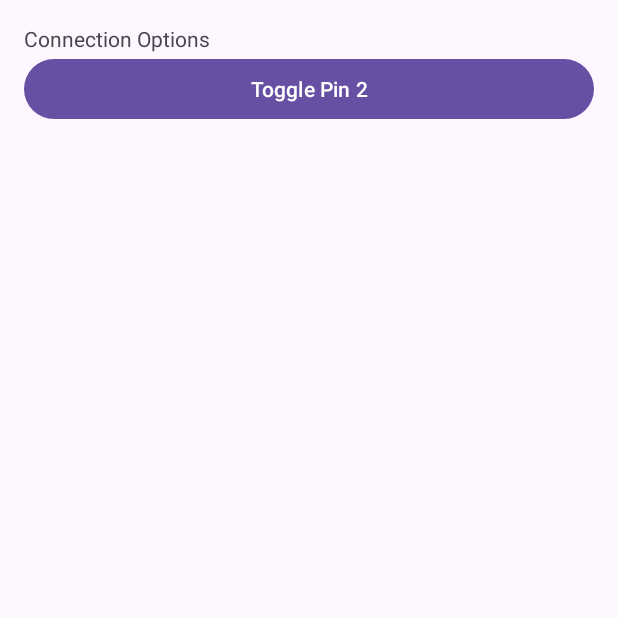
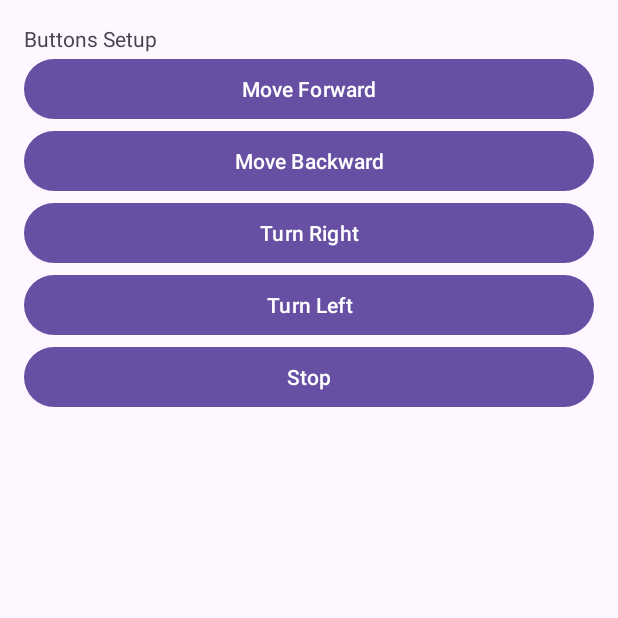
Before and after one commit to BatuCem/smartphone-autopilot, an Android app: the ButtonActivity screen opened directly, with no data from a screen before it, on a phone screen of 412 x 824 dp, the top half of it. Run offline under Robolectric (Android 15) with nearby library versions, the phone set to English and light mode, and no system bars.

Commit message:
prepared wifi demo for trial with complete system w/ ESP32
Signed-off-by: BatuCem <63973576+BatuCem@users.noreply.github.com>

```diff
--- a/Android/wifiHttpOkDemo/app/src/main/java/com/example/wifihttpokdemo/ButtonActivity.java
+++ b/Android/wifiHttpOkDemo/app/src/main/java/com/example/wifihttpokdemo/ButtonActivity.java
@@ -6,11 +6,7 @@ import android.content.Context;
 import android.net.ConnectivityManager;
 import android.net.Network;
 import android.net.NetworkCapabilities;
-import android.net.NetworkInfo;
-import android.os.AsyncTask;
 import android.os.Bundle;
-import android.os.Handler;
-import android.os.Looper;
 import android.view.View;
 import android.widget.Button;
 import android.widget.Toast;
@@ -18,32 +14,24 @@ import android.widget.Toast;
 import java.util.concurrent.Executor;
 import java.util.concurrent.Executors;
 //Defines Activity where command tx will commence
-public class ButtonActivity extends AppCompatActivity {
-    private Button button;              //Define button
-    private boolean buttonSavedState;   //Save current state of the LED
+public class ButtonActivity extends AppCompatActivity implements View.OnClickListener {
+    private Button[] buttons =new Button[5];              //Define button
 
     Executor executor= Executors.newSingleThreadExecutor(); //get executor to do background tasks
     @Override
     protected void onCreate(Bundle savedInstanceState) {
         super.onCreate(savedInstanceState);
         setContentView(R.layout.activity_button);   //connect layout with XML
-        button=findViewById(R.id.buttonToggle);     //connect button in layout
-        button.setOnClickListener(new View.OnClickListener() { //set listener on button
-            @Override
-            public void onClick(View v) {   //do when button is clicked
-                if(buttonSavedState==true)  //if LED was on
-                {
-                    requestToUrl("L");      //Turn off LED by sending ".../L"
-                    buttonSavedState=false;          //save turned off state
-                }
-                else    //else consider led was off
-                {
-                    requestToUrl("H");      //Turn on LED by sending ".../H"
-                    buttonSavedState=true;           //save turned on state
-                }
+        buttons[0]=findViewById(R.id.forwardButton);     //connect forward button in layout
+        buttons[1]=findViewById(R.id.backwardButton);   //connect backward move button in layout
+        buttons[2]=findViewById(R.id.rightButton);      //connect turn right button in layout
+        buttons[3]=findViewById(R.id.leftButton);       //connect turn left button in layout
+        buttons[4]=findViewById(R.id.stopButton);       //connect stop button in layout
 
-            }
-        });
+        for(int i=0;i<buttons.length;i++)
+        {
+            buttons[i].setOnClickListener(this);
+        }
     }
     void requestToUrl(String command){      //make request from given command
         ConnectivityManager connectivityManager= (ConnectivityManager) getSystemService(Context.CONNECTIVITY_SERVICE);  //Get Connectivity Service
@@ -63,4 +51,34 @@ public class ButtonActivity extends AppCompatActivity {
         }
     }
 
+    @Override
+    public void onClick(View v) {
+        requestToUrl("S");
+        final int viewId = v.getId();
+        if(viewId ==R.id.forwardButton)
+        {
+            requestToUrl("F");
+            Toast.makeText(this, "moving forward", Toast.LENGTH_SHORT).show();
+        }
+        else if (viewId==R.id.backwardButton)
+        {
+            requestToUrl("B");
+            Toast.makeText(this, "moving backward", Toast.LENGTH_SHORT).show();
+        }
+        else if (viewId==R.id.rightButton)
+        {
+            requestToUrl("R");
+            Toast.makeText(this, "turning right", Toast.LENGTH_SHORT).show();
+        }
+        else if (viewId==R.id.leftButton)
+        {
+            requestToUrl("L");
+            Toast.makeText(this, "turning left", Toast.LENGTH_SHORT).show();
+        }
+        else {
+            //Do nothing for now, just report stop
+            Toast.makeText(this, "stopping", Toast.LENGTH_SHORT).show();
+        }
+
+    }
 }
--- a/Android/wifiHttpOkDemo/app/src/main/res/layout/activity_button.xml
+++ b/Android/wifiHttpOkDemo/app/src/main/res/layout/activity_button.xml
@@ -10,12 +10,36 @@
         android:id="@+id/buttonTitleView"
         android:layout_width="match_parent"
         android:layout_height="wrap_content"
-        android:text="Connection Options" />
+        android:text="Buttons Setup" />
 
     <Button
-        android:id="@+id/buttonToggle"
+        android:id="@+id/forwardButton"
         android:layout_width="match_parent"
         android:layout_height="wrap_content"
-        android:text="Toggle Pin 2" />
+        android:text="Move Forward" />
+
+    <Button
+        android:id="@+id/backwardButton"
+        android:layout_width="match_parent"
+        android:layout_height="wrap_content"
+        android:text="Move Backward" />
+
+    <Button
+        android:id="@+id/rightButton"
+        android:layout_width="match_parent"
+        android:layout_height="wrap_content"
+        android:text="Turn Right" />
+
+    <Button
+        android:id="@+id/leftButton"
+        android:layout_width="match_parent"
+        android:layout_height="wrap_content"
+        android:text="Turn Left" />
+
+    <Button
+        android:id="@+id/stopButton"
+        android:layout_width="match_parent"
+        android:layout_height="wrap_content"
+        android:text="Stop" />
 
 </LinearLayout>
```
Also changed, not shown: Android/wifiHttpOkDemo/app/src/main/java/com/example/wifihttpokdemo/wifiManager.java (+17 -1 lines).
